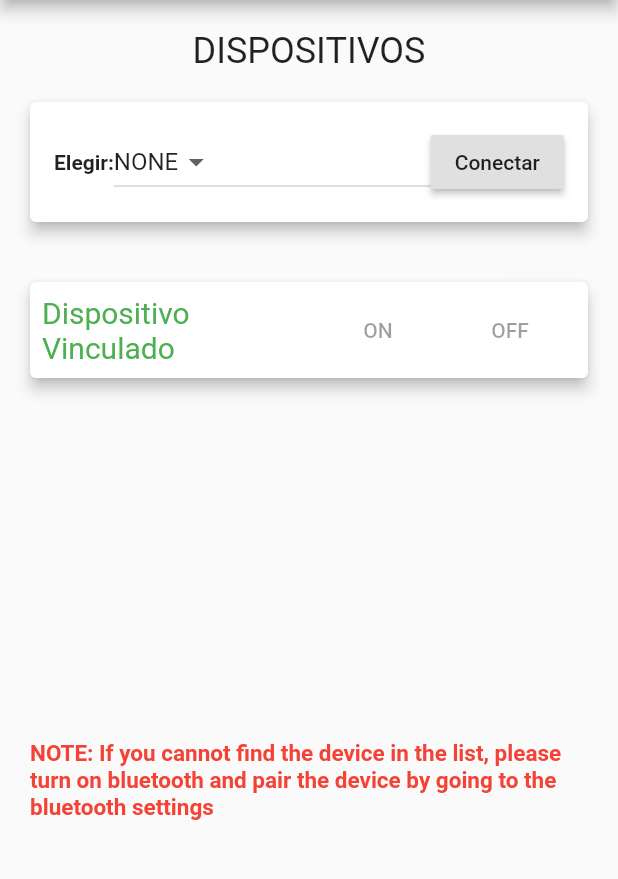
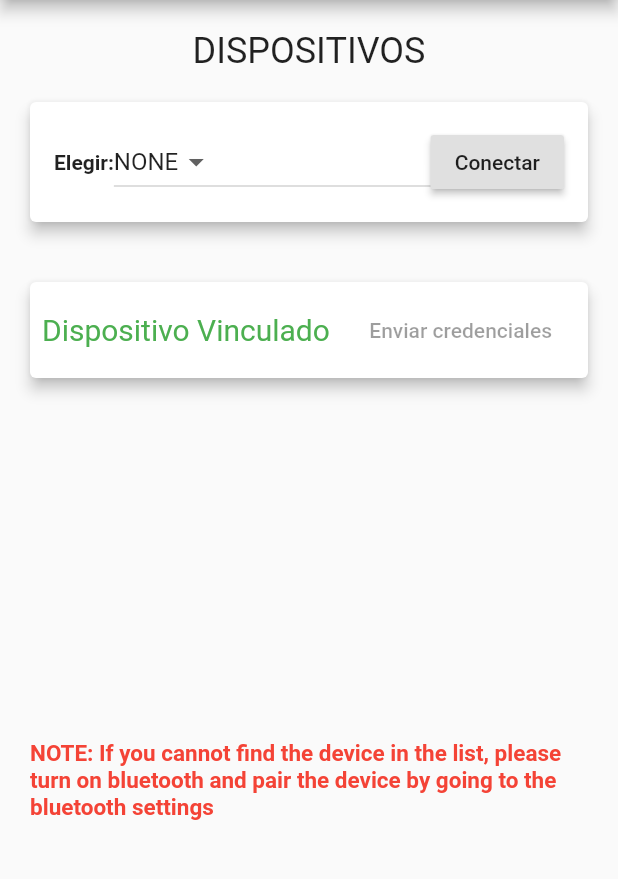
Before and after one commit to joacomf/trackeame_mobile, a Flutter app: the screen it shows after launch, on a phone screen of 412 x 824 dp, the part 84-963 px from its top. Run offline on Flutter 3.47's test engine with Material 2 defaults, Android fonts, the phone set to English and light mode, and no system bars; our stand-ins replace flutter_bluetooth_serial.

Commit message:
Modifica mensaje a enviar via bluetooth

```diff
--- a/lib/main.dart
+++ b/lib/main.dart
@@ -175,16 +175,9 @@ class _BluetoothWidgetState extends State<BluetoothWidget>{
                             ),
                             FlatButton(
                               onPressed:
-                              // To be implemented : _sendOnMessageToBluetooth()
-                              _connected ? _sendOnMessageToBluetooth : null,
-                              child: Text("ON"),
-                            ),
-                            FlatButton(
-                              onPressed:
-                              // To be implemented : _sendOffMessageToBluetooth()
-                              _connected ? _sendOffMessageToBluetooth : null,
-                              child: Text("OFF"),
-                            ),
+                              _connected ? _sendCredentialsToBluetooth : null,
+                              child: Text("Enviar credenciales"),
+                            )
                           ],
                         ),
                       ],
@@ -275,24 +268,13 @@ class _BluetoothWidgetState extends State<BluetoothWidget>{
   }
 
   // Method to send message,
-  // for turning the bletooth device on
-  void _sendOnMessageToBluetooth() {
+  // for turning the bluetooth device on
+  void _sendCredentialsToBluetooth() {
     bluetooth.isConnected.then((isConnected) {
       if (isConnected) {
-        bluetooth.write("1");
+        bluetooth.write("Biblioteca II,universidad;Biblioteca Untref,universidad;\r");
         show('Device Turned On');
       }
     });
   }
-
-  // Method to send message,
-  // for turning the bletooth device off
-  void _sendOffMessageToBluetooth() {
-    bluetooth.isConnected.then((isConnected) {
-      if (isConnected) {
-        bluetooth.write("0");
-        show('Device Turned Off');
-      }
-    });
-  }
 }
```
Also changed, not shown: pubspec.lock.
